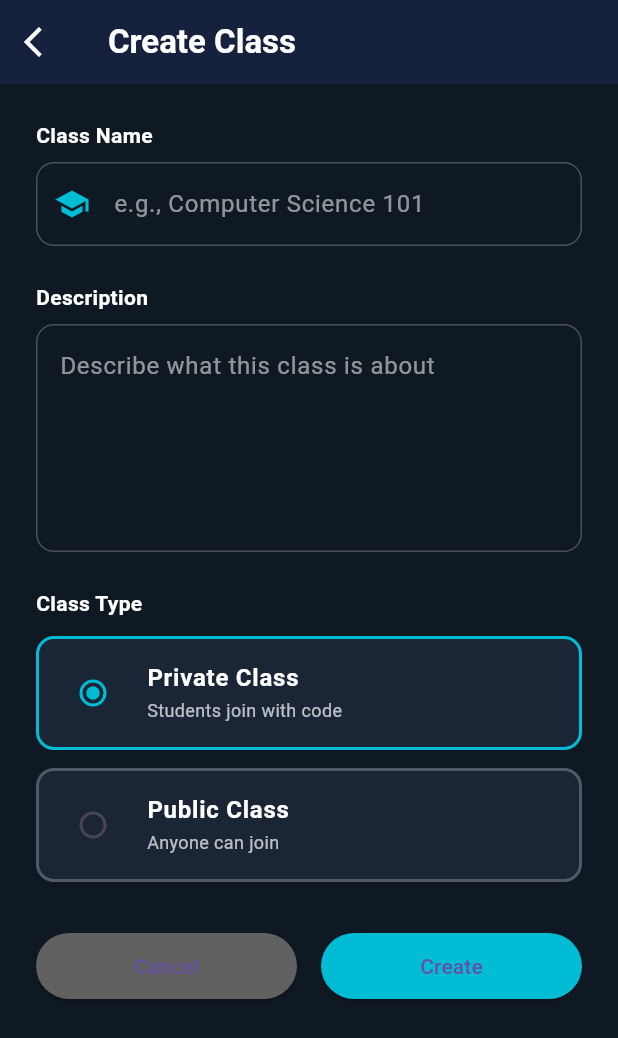
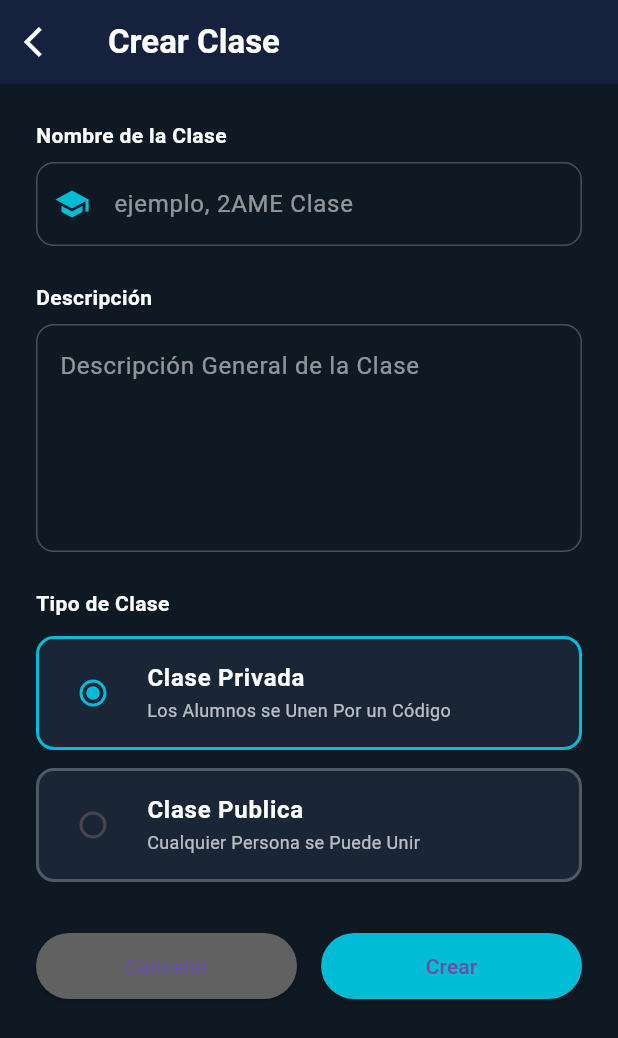
Before and after one commit to iansitouwu0/KarelitoAndroid, a Flutter app: the ClassCreateScreen screen opened by its route, on a phone screen of 412 x 824 dp. Shown: the top 1038 px of the screen. Run offline on Flutter 3.47's test engine with Material 3 defaults, Android fonts, the phone set to English and light mode, and no system bars; our stand-ins replace cloud_firestore, equatable, firebase_auth, firebase_core, firebase_storage, fluttertoast and 3 more; missing offline and left inert: flutter_bluetooth_classic_serial; accounts and stored records are empty; network calls fail.

Commit message:
last one?

```diff
--- a/lib/src/features/auth/view/signup_screen.dart
+++ b/lib/src/features/auth/view/signup_screen.dart
@@ -1,6 +1,7 @@
 import 'package:flutter/material.dart';
 import 'package:go_router/go_router.dart';
 import 'package:provider/provider.dart';
+import '../../../shared/services/services.dart';
 import '../../../shared/models/user_model.dart';
 import '../../../shared/providers/auth_provider.dart';
 
@@ -32,12 +33,7 @@ class _SignUpScreenState extends State<SignUpScreen> {
     if (_emailController.text.isEmpty ||
         _passwordController.text.isEmpty ||
         _usernameController.text.isEmpty) {
-      ScaffoldMessenger.of(context).showSnackBar(
-        const SnackBar(
-          content: Text('Please fill all fields'),
-          backgroundColor: Colors.red,
-        ),
-      );
+      PopupService.error('Termine de Llenar Todos Los Campos');
       return;
     }
 
@@ -52,12 +48,7 @@ class _SignUpScreenState extends State<SignUpScreen> {
       if (success) {
         context.go('/home');
       } else {
-        ScaffoldMessenger.of(context).showSnackBar(
-          SnackBar(
-            content: Text(authProvider.error ?? 'Sign up failed'),
-            backgroundColor: Colors.red,
-          ),
-        );
+        PopupService.error(authProvider.error ?? 'Sign up failed');
       }
     }
   }
@@ -84,7 +75,7 @@ class _SignUpScreenState extends State<SignUpScreen> {
                   const SizedBox(height: 20),
 
                   const Text(
-                    'Create Account',
+                    'Crear Cuenta',
                     textAlign: TextAlign.center,
                     style: TextStyle(
                       fontSize: 28,
@@ -98,7 +89,7 @@ class _SignUpScreenState extends State<SignUpScreen> {
                   TextField(
                     controller: _usernameController,
                     decoration: InputDecoration(
-                      labelText: 'Username',
+                      labelText: 'Nombre de Usuario',
                       labelStyle: const TextStyle(color: Colors.white70),
                       prefixIcon: const Icon(Icons.person, color: Colors.cyan),
                       border: OutlineInputBorder(
@@ -137,7 +128,7 @@ class _SignUpScreenState extends State<SignUpScreen> {
                     controller: _passwordController,
                     obscureText: _obscurePassword,
                     decoration: InputDecoration(
-                      labelText: 'Password',
+                      labelText: 'Contraseña',
                       labelStyle: const TextStyle(color: Colors.white70),
                       prefixIcon: const Icon(Icons.lock, color: Colors.cyan),
                       suffixIcon: IconButton(
@@ -167,7 +158,7 @@ class _SignUpScreenState extends State<SignUpScreen> {
 
                   // Role Selection
                   const Text(
-                    'Account Type',
+                    'Tipo de Cuenta',
                     style: TextStyle(
                       color: Colors.white70,
                       fontSize: 14,
@@ -175,20 +166,20 @@ class _SignUpScreenState extends State<SignUpScreen> {
                   ),
                   const SizedBox(height: 10),
                   _buildRoleOption(
-                    'Normal User',
-                    'Practice and solve levels',
+                    'Usuario Normal',
+                    'Practica y Resuelve Niveles',
                     UserRole.normal,
                   ),
                   const SizedBox(height: 10),
                   _buildRoleOption(
-                    'Teacher',
-                    'Create classes and assign homework',
+                    'Maestro',
+                    'Crear Clases y Dejar Tareas',
                     UserRole.teacher,
                   ),
                   const SizedBox(height: 10),
                   _buildRoleOption(
-                    'Student',
-                    'Join classes and complete assignments',
+                    'Estudiante',
+                    'Unirse a Clases y Resuelve Tareas',
                     UserRole.student,
                   ),
                   const SizedBox(height: 30),
@@ -215,7 +206,7 @@ class _SignUpScreenState extends State<SignUpScreen> {
                             ),
                           )
                         : const Text(
-                            'Create Account',
+                            'Crea Cuentas',
                             style: TextStyle(
                               fontSize: 16,
                               fontWeight: FontWeight.bold,
@@ -230,13 +221,13 @@ class _SignUpScreenState extends State<SignUpScreen> {
                     mainAxisAlignment: MainAxisAlignment.center,
                     children: [
                       const Text(
-                        'Already have an account? ',
+                        '¿Ya Tienes Cuentas? ',
                         style: TextStyle(color: Colors.white70),
                       ),
                       GestureDetector(
                         onTap: () => context.go('/signin'),
                         child: const Text(
-                          'Sign In',
+                          'Iniciar Sesión',
                           style: TextStyle(
                             color: Colors.cyan,
                             fontWeight: FontWeight.bold,
--- a/lib/src/features/class/view/class_create_screen.dart
+++ b/lib/src/features/class/view/class_create_screen.dart
@@ -28,12 +28,12 @@ class _ClassCreateScreenState extends State<ClassCreateScreen> {
 
   Future<void> _handleCreateClass() async {
     if (_classNameController.text.isEmpty) {
-      PopupHelpers.showError(context, message: 'Class name cannot be empty');
+      PopupHelpers.showError(context, message: 'El Nombre de la Clase no Puede Estar Vacio');
       return;
     }
 
     if (_descriptionController.text.isEmpty) {
-      PopupHelpers.showError(context, message: 'Description cannot be empty');
+      PopupHelpers.showError(context, message: 'La Descripción no Puede Estar Vacia');
       return;
     }
 
@@ -42,10 +42,10 @@ class _ClassCreateScreenState extends State<ClassCreateScreen> {
     if (user == null) return;
 
     setState(() => _isLoading = true);
-    PopupHelpers.showLoading(context, message: 'Creating class...');
+    PopupHelpers.showLoading(context, message: 'Creando Clase...');
 
     try {
-      final classId = await ClassService.createClass(
+      await ClassService.createClass(
         teacherId: user.id,
         className: _classNameController.text.trim(),
         description: _descriptionController.text.trim(),
@@ -56,7 +56,7 @@ class _ClassCreateScreenState extends State<ClassCreateScreen> {
         PopupHelpers.closeLoading(context);
         PopupHelpers.showSuccess(
           context,
-          message: 'Class created successfully!',
+          message: 'Clase Creada Exitosamente',
         );
 
         Future.delayed(const Duration(seconds: 1), () {
@@ -85,7 +85,7 @@ class _ClassCreateScreenState extends State<ClassCreateScreen> {
         backgroundColor: const Color(0xFF16213E),
         elevation: 0,
         title: const Text(
-          'Create Class',
+          'Crear Clase',
           style: TextStyle(color: Colors.white, fontWeight: FontWeight.bold),
         ),
         leading: IconButton(
@@ -99,7 +99,7 @@ class _ClassCreateScreenState extends State<ClassCreateScreen> {
           crossAxisAlignment: CrossAxisAlignment.start,
           children: [
             const Text(
-              'Class Name',
+              'Nombre de la Clase',
               style: TextStyle(
                 color: Colors.white,
                 fontWeight: FontWeight.bold,
@@ -110,7 +110,7 @@ class _ClassCreateScreenState extends State<ClassCreateScreen> {
             TextField(
               controller: _classNameController,
               decoration: InputDecoration(
-                hintText: 'e.g., Computer Science 101',
+                hintText: 'ejemplo, 2AME Clase',
                 hintStyle: const TextStyle(color: Colors.white54),
                 prefixIcon: const Icon(Icons.school, color: Colors.cyan),
                 border: OutlineInputBorder(
@@ -126,7 +126,7 @@ class _ClassCreateScreenState extends State<ClassCreateScreen> {
             const SizedBox(height: 24),
 
             const Text(
-              'Description',
+              'Descripción',
               style: TextStyle(
                 color: Colors.white,
                 fontWeight: FontWeight.bold,
@@ -138,7 +138,7 @@ class _ClassCreateScreenState extends State<ClassCreateScreen> {
               controller: _descriptionController,
               maxLines: 5,
               decoration: InputDecoration(
-                hintText: 'Describe what this class is about',
+                hintText: 'Descripción General de la Clase',
                 hintStyle: const TextStyle(color: Colors.white54),
                 border: OutlineInputBorder(
                   borderRadius: BorderRadius.circular(12),
@@ -153,7 +153,7 @@ class _ClassCreateScreenState extends State<ClassCreateScreen> {
             const SizedBox(height: 24),
 
             const Text(
-              'Class Type',
+              'Tipo de Clase',
               style: TextStyle(
                 color: Colors.white,
                 fontWeight: FontWeight.bold,
@@ -162,14 +162,14 @@ class _ClassCreateScreenState extends State<ClassCreateScreen> {
             ),
             const SizedBox(height: 12),
             _buildVisibilityOption(
-              'Private Class',
-              'Students join with code',
+              'Clase Privada',
+              'Los Alumnos se Unen Por un Código',
               ClassVisibility.private,
             ),
             const SizedBox(height: 12),
             _buildVisibilityOption(
-              'Public Class',
-              'Anyone can join',
+              'Clase Publica',
+              'Cualquier Persona se Puede Unir',
               ClassVisibility.public,
             ),
             const SizedBox(height: 32),
@@ -183,7 +183,7 @@ class _ClassCreateScreenState extends State<ClassCreateScreen> {
                       backgroundColor: Colors.grey[700],
                       padding: const EdgeInsets.symmetric(vertical: 12),
                     ),
-                    child: const Text('Cancel'),
+                    child: const Text('Cancelar'),
                   ),
                 ),
                 const SizedBox(width: 16),
@@ -205,7 +205,7 @@ class _ClassCreateScreenState extends State<ClassCreateScreen> {
                               ),
                             ),
                           )
-                        : const Text('Create'),
+                        : const Text('Crear'),
                   ),
                 ),
               ],
--- a/lib/src/features/class/view/join_class_screen.dart
+++ b/lib/src/features/class/view/join_class_screen.dart
@@ -26,7 +26,7 @@ class _JoinClassScreenState extends State<JoinClassScreen> {
     final code = _codeController.text.trim();
 
     if (code.isEmpty) {
-      PopupHelpers.showError(context, message: 'Please enter a join code');
+      PopupHelpers.showError(context, message: 'Introduzca el Código de Clase');
       return;
     }
 
@@ -35,7 +35,7 @@ class _JoinClassScreenState extends State<JoinClassScreen> {
     if (user == null) return;
 
     setState(() => _isLoading = true);
-    PopupHelpers.showLoading(context, message: 'Joining class...');
+    PopupHelpers.showLoading(context, message: 'Uniendose a Clase...');
 
     try {
       await ClassService.joinClassWithCode(
@@ -47,7 +47,7 @@ class _JoinClassScreenState extends State<JoinClassScreen> {
         PopupHelpers.closeLoading(context);
         PopupHelpers.showSuccess(
           context,
-          message: 'Successfully joined class!',
+          message: 'Te has Unido Exitosamente',
         );
 
         Future.delayed(const Duration(seconds: 1), () {
@@ -76,7 +76,7 @@ class _JoinClassScreenState extends State<JoinClassScreen> {
         backgroundColor: const Color(0xFF16213E),
         elevation: 0,
         title: const Text(
-          'Join Class',
+          'Unirse a Clase',
           style: TextStyle(color: Colors.white, fontWeight: FontWeight.bold),
         ),
         leading: IconButton(
@@ -90,7 +90,7 @@ class _JoinClassScreenState extends State<JoinClassScreen> {
           crossAxisAlignment: CrossAxisAlignment.start,
           children: [
             const Text(
-              'Enter Join Code',
+              'Introduce el Codigo de Acceso ',
               style: TextStyle(
                 color: Colors.white,
                 fontWeight: FontWeight.bold,
@@ -99,7 +99,7 @@ class _JoinClassScreenState extends State<JoinClassScreen> {
             ),
             const SizedBox(height: 8),
             const Text(
-              'Ask your teacher for the class code',
+              'Pregunta a Tu Profesor Por el Código de Clase',
               style: TextStyle(color: Colors.white70, fontSize: 14),
             ),
             const SizedBox(height: 32),
@@ -152,7 +152,7 @@ class _JoinClassScreenState extends State<JoinClassScreen> {
                         ),
                       ),
                     )
-                  : const Text('Join Class'),
+                  : const Text('Unirse a Clase'),
             ),
           ],
         ),
--- a/lib/src/features/class/view/students_class_detail_screen.dart
+++ b/lib/src/features/class/view/students_class_detail_screen.dart
@@ -36,7 +36,7 @@ class _StudentClassDetailScreenState extends State<StudentClassDetailScreen> {
           onPressed: () => Navigator.pop(context),
         ),
         title: const Text(
-          'Class',
+          'Clase',
           style: TextStyle(color: Colors.white, fontWeight: FontWeight.bold),
         ),
       ),
@@ -49,7 +49,7 @@ class _StudentClassDetailScreenState extends State<StudentClassDetailScreen> {
 
           if (!snapshot.hasData || snapshot.data == null) {
             return const Center(
-              child: Text('Class not found'),
+              child: Text('Clase no Encontrada'),
             );
           }
 
@@ -92,7 +92,7 @@ class _StudentClassDetailScreenState extends State<StudentClassDetailScreen> {
 
                 // Assignments Section
                 const Text(
-                  'Assignments',
+                  'Tareas',
                   style: TextStyle(
                     color: Colors.white,
                     fontWeight: FontWeight.bold,
@@ -108,7 +108,7 @@ class _StudentClassDetailScreenState extends State<StudentClassDetailScreen> {
                   ),
                   child: const Center(
                     child: Text(
-                      'No assignments yet',
+                      'No Hay Tareas aun',
                       style: TextStyle(color: Colors.white70),
                     ),
                   ),
--- a/lib/src/features/class/view/students_class_screen.dart
+++ b/lib/src/features/class/view/students_class_screen.dart
@@ -30,7 +30,7 @@ class _StudentClassesScreenState extends State<StudentClassesScreen> {
         backgroundColor: const Color(0xFF16213E),
         elevation: 0,
         title: const Text(
-          'My Classes',
+          'Mis Clases',
           style: TextStyle(color: Colors.white, fontWeight: FontWeight.bold),
         ),
         centerTitle: true,
@@ -56,14 +56,14 @@ class _StudentClassesScreenState extends State<StudentClassesScreen> {
                   Icon(Icons.inbox, size: 48, color: Colors.grey[600]),
                   const SizedBox(height: 16),
                   const Text(
-                    'No classes joined yet',
+                    'No te Has Unido a Ninguna Clase aun',
                     style: TextStyle(color: Colors.white70),
                   ),
                   const SizedBox(height: 24),
                   ElevatedButton.icon(
                     onPressed: () => context.push('/student/join'),
                     icon: const Icon(Icons.add),
-                    label: const Text('Join Class'),
+                    label: const Text('Unirse A Clase'),
                     style: ElevatedButton.styleFrom(
                       backgroundColor: Colors.cyan,
                     ),
@@ -140,7 +140,7 @@ class _StudentClassesScreenState extends State<StudentClassesScreen> {
                   vertical: 6,
                 ),
                 decoration: BoxDecoration(
-                  color: Colors.orange.withOpacity(0.2),
+                  color: Colors.orange,
                   borderRadius: BorderRadius.circular(6),
                 ),
                 child: const Text(
--- a/lib/src/shared/models/class_model.dart
+++ b/lib/src/shared/models/class_model.dart
@@ -3,13 +3,18 @@ import 'package:equatable/equatable.dart';
 
 enum ClassVisibility { public, private }
 
+/// NO ERRORS FOUND CHECKED
+
 class ClassModel extends Equatable {
+  //ids for recognition
   final String id;
   final String teacherId;
+  //visible class name
   final String className;
   final String description;
   final ClassVisibility visibility;
-  final String? joinCode; // Only for private classes
+  final String? joinCode; // only for private classes
+  //ids of signed up students
   final List<String> studentIds;
   final DateTime createdAt;
   final DateTime updatedAt;
@@ -29,18 +34,25 @@ class ClassModel extends Equatable {
   factory ClassModel.fromFirestore(DocumentSnapshot doc) {
     final data = doc.data() as Map<String, dynamic>;
     return ClassModel(
+      //id is required always
       id: doc.id,
+      //may not have a teachers
       teacherId: data['teacherId'] ?? '',
+      //can be null, it will not often be
       className: data['className'] ?? '',
+      //sometimes will have sometimes not
       description: data['description'] ?? '',
+
       visibility: ClassVisibility.values.byName(data['visibility'] ?? 'public'),
+      //join code for private classes
       joinCode: data['joinCode'],
+      //all students ids
       studentIds: List<String>.from(data['studentIds'] ?? []),
       createdAt: (data['createdAt'] as Timestamp).toDate(),
       updatedAt: (data['updatedAt'] as Timestamp).toDate(),
     );
   }
-
+  //class model constructor for firestore translation
   Map<String, dynamic> toFirestore() {
     return {
       'teacherId': teacherId,
@@ -56,7 +68,7 @@ class ClassModel extends Equatable {
 
   bool get isPublic => visibility == ClassVisibility.public;
   bool get isPrivate => visibility == ClassVisibility.private;
-
+  //equatable library needs this part for comparation
   @override
   List<Object?> get props => [
     id, teacherId, className, description, visibility, joinCode,
--- a/lib/src/shared/models/level_model.dart
+++ b/lib/src/shared/models/level_model.dart
@@ -25,8 +25,8 @@ class MapData extends Equatable {
 
   factory MapData.fromMap(Map<String, dynamic> map) {
     return MapData(
-      width: map['width'] ?? 7,
-      height: map['height'] ?? 7,
+      width: map['width'] ?? 4,
+      height: map['height'] ?? 4,
       data: List<List<String>>.from(
         (map['data'] as List).map(
           (row) => List<String>.from(row as List),
--- a/lib/src/shared/providers/class_provider.dart
+++ b/lib/src/shared/providers/class_provider.dart
@@ -1,7 +1,6 @@
 import 'package:flutter/foundation.dart';
 import '../models/models.dart';
 import '../services/services.dart';
-/// Provider for managing class state across the app
 /// Provider for managing class state across the app
 class ClassProvider extends ChangeNotifier {
   List<ClassModel> _teacherClasses = [];
--- a/lib/src/shared/services/class_service.dart
+++ b/lib/src/shared/services/class_service.dart
@@ -15,7 +15,7 @@ String generateAlphanumeric(int length) {
 class ClassService {
   static final _firestore = FirebaseFirestore.instance;
 
-  /// Create a new class
+  /// crear nueva clase
   static Future<String> createClass({
     required String teacherId,
     required String className,
@@ -81,6 +81,7 @@ class ClassService {
 
       // Check if already joined
       if (classModel.studentIds.contains(studentId)) {
+        PopupService.warning('Ya Estas en Esta Clase');
         throw Exception('Already joined this class');
       }
 
@@ -134,6 +135,8 @@ class ClassService {
     }
   }
 
+
+
   // Get teacher's classes
   static Future<List<ClassModel>> getTeacherClasses(String teacherId) async {
     try {
@@ -175,16 +178,20 @@ class ClassService {
           await _firestore.collection('classes').doc(classId).get();
 
       if (!classDoc.exists) {
+        PopupService.error('La Clase no Fue Encontrada');
         throw Exception('Class not found');
       }
 
       final classModel = ClassModel.fromFirestore(classDoc);
 
       if (!classModel.isPublic) {
+        PopupService.warning('Esta Clase es Privada');
+
         throw Exception('This class is private');
       }
 
       if (classModel.studentIds.contains(studentId)) {
+        PopupService.warning('Ya Estas en Esta Clase');
         throw Exception('Already joined this class');
       }
 
@@ -237,7 +244,7 @@ static Future<List<ClassModel>> getPublicClasses() async {
         .map((doc) => ClassModel.fromFirestore(doc))
         .toList();
   } catch (e) {
-    PopupService.error('❌ Error getting public classes: $e');
+    PopupService.error('Error al Obtener las Clases Publicas: $e');
     throw Exception('Failed to get public classes: $e');
   }
 }
@@ -252,9 +259,9 @@ static Future<void> leaveClass({
       'studentIds': FieldValue.arrayRemove([studentId]),
     });
 
-    PopupService.success('✅ Student left class: $classId');
+    PopupService.success('Saliste de la Clase Exitosamente: $classId');
   } catch (e) {
-    PopupService.error('❌ Error leaving class: $e');
+    PopupService.error('Error al Salir de la Clase: $e');
     throw Exception('Failed to leave class: $e');
   }
 }
@@ -280,9 +287,9 @@ static Future<void> deleteClass({
 
     // Delete class
     await _firestore.collection('classes').doc(classId).delete();
-    PopupService.success('✅ Class deleted: $classId');
+    PopupService.success('Clase Eliminada: $classId');
   } catch (e) {
-    PopupService.error('❌ Error deleting class: $e');
+    PopupService.error('Error Eliminando Clase: $e');
     throw Exception('Failed to delete class: $e');
   }
 }
--- a/lib/src/shared/services/level_service.dart
+++ b/lib/src/shared/services/level_service.dart
@@ -112,6 +112,7 @@ class LevelService {
     required String imagePath,
   }) async {
     try {
+      //modify to add final image
       final ref = _storage.ref('levels/$levelId/preview.jpg');
       await ref.putFile(File(imagePath));
       return await ref.getDownloadURL();
@@ -129,6 +130,7 @@ class LevelService {
       // Verificar que sea Propio
       final level = await getLevelById(levelId);
       if (level?.creatorId != creatorId) {
+        PopupService.warning('No Tienes Permiso Para Borrar Este Nivel');
         throw Exception('You do not have permission to delete this level');
       }
 
--- a/lib/src/shared/services/progress_service.dart
+++ b/lib/src/shared/services/progress_service.dart
@@ -1,12 +1,11 @@
 import 'package:cloud_firestore/cloud_firestore.dart';
-import 'package:flutter/foundation.dart';
 import '../models/progress_models.dart';
 import 'popup_service.dart';
 
 class ProgressService {
   static final _firestore = FirebaseFirestore.instance;
 
-  /// Get level progress for a specific level - RETURNS NULL IF NOT FOUND
+  /// Progress of a level
   static Future<LevelProgressModel?> getLevelProgress({
     required String userId,
     required String levelId,
@@ -23,7 +22,6 @@ class ProgressService {
 
       return LevelProgressModel.fromFirestore(doc);
     } catch (e) {
-      debugPrint('❌ Error getting level progress: $e');
       PopupService.error('Error Obteniendo el Progreso del Nivel : $e');
       return null;
     }
@@ -43,7 +41,6 @@ class ProgressService {
           .map((doc) => LevelProgressModel.fromFirestore(doc))
           .toList();
     } catch (e) {
-      debugPrint('❌ Error getting all level progress: $e');
       PopupService.error('Error Obteniendo Todo el Progreso: $e');
       return [];
     }
@@ -77,11 +74,9 @@ class ProgressService {
           .doc(levelId)
           .set(progress.toFirestore());
 
-      debugPrint('✅ Level progress saved: $levelId');
       PopupService.success(
           'Progreso Guardado, Nivel: $levelId Para el Usuario: $userId');
     } catch (e) {
-      debugPrint('❌ Error saving level progress: $e');
       PopupService.error('Error al Guardar Progreso: $e');
       throw Exception('Failed to save level progress: $e');
     }
@@ -104,7 +99,6 @@ class ProgressService {
 
       return ClassProgressModel.fromFirestore(doc);
     } catch (e) {
-      debugPrint('❌ Error getting class progress: $e');
       PopupService.error('Error Obteniendo Progreso de Clase: $e');
       return null;
     }
@@ -124,7 +118,6 @@ class ProgressService {
           .map((doc) => ClassProgressModel.fromFirestore(doc))
           .toList();
     } catch (e) {
-      debugPrint('❌ Error getting all class progress: $e');
       PopupService.error('Error Obteniendo Progreso de Clases: $e');
       return [];
     }
@@ -159,11 +152,9 @@ class ProgressService {
           .doc(classId)
           .set(classProgress.toFirestore());
 
-      debugPrint('✅ Class progress saved for user: $userId');
       PopupService.success(
           'Progreso de Clase Guardado para Usuario: $userId');
     } catch (e) {
-      debugPrint('❌ Error saving class progress: $e');
       PopupService.error('Error al Guardar Progreso de Clase: $e');
       throw Exception('Failed to save class progress: $e');
     }
--- a/lib/src/shared/widgets/custom_popup.dart
+++ b/lib/src/shared/widgets/custom_popup.dart
@@ -166,7 +166,7 @@ void showCustomPopup(
 }) {
   showGeneralDialog(
     context: context,
-    barrierDismissible: true,
+    barrierDismissible: false,
     transitionDuration: const Duration(milliseconds: 300),
     pageBuilder: (context, animation, secondaryAnimation) {
       return CustomPopup(
```
Also changed, not shown: lib/src/features/auth/view/signin_screen.dart (+6 -6 lines), lib/src/features/configuracion/view/connection_screen.dart (+6 -7 lines), lib/src/shared/router.dart (+1 -8 lines), lib/src/shared/services/auth_service.dart (+14 -2 lines), lib/src/shared/services/homework_service.dart (+8 -8 lines), 3 other files.
